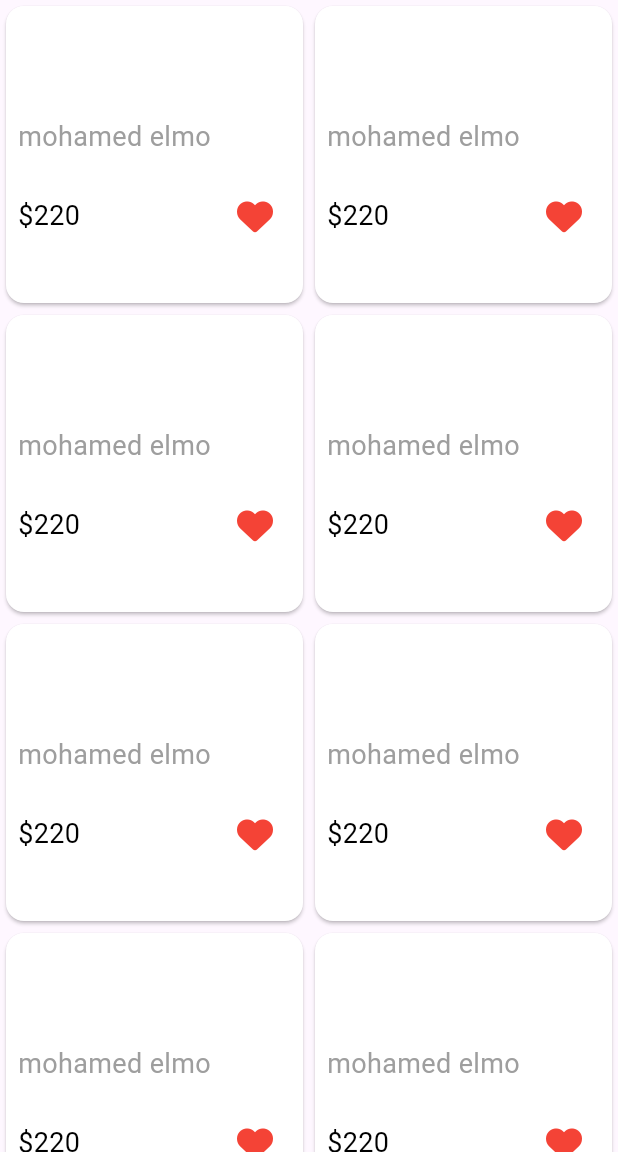
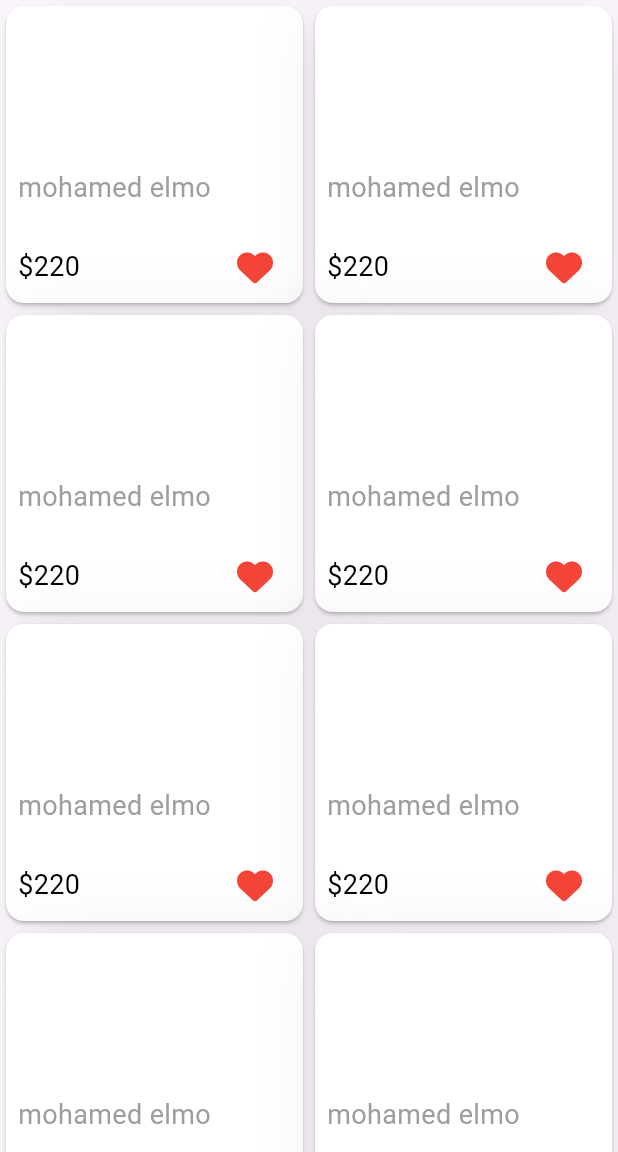
Before and after one commit to Melmohands22/Store-App, a Flutter app: the screen it shows after launch, on a phone screen of 412 x 824 dp, the part 84-1236 px from its top. Run offline on Flutter 3.47's test engine with Material 3 defaults, Android fonts, the phone set to English and light mode, and no system bars; our stand-ins replace font_awesome_flutter.

Commit message:
edit card

```diff
--- a/lib/views/homeView.dart
+++ b/lib/views/homeView.dart
@@ -42,16 +42,21 @@ class _HomeViewState extends State<HomeView> {
             return Container(
               height: 130,
               width: 220,
+              decoration: BoxDecoration(boxShadow: [
+                BoxShadow(
+                    blurRadius: 40,
+                    offset: Offset(10, 10),
+                    spreadRadius: 0,
+                    color: Colors.grey.withOpacity(0.2))
+              ]),
               child: Card(
                   color: Colors.white,
                   child: Padding(
                     padding: const EdgeInsets.symmetric(horizontal: 8.0),
                     child: Column(
+                      mainAxisAlignment: MainAxisAlignment.end,
                       crossAxisAlignment: CrossAxisAlignment.start,
                       children: [
-                        SizedBox(
-                          height: 74,
-                        ),
                         Text(
                           'mohamed elmo',
                           style: TextStyle(fontSize: 18, color: Colors.grey),
```
